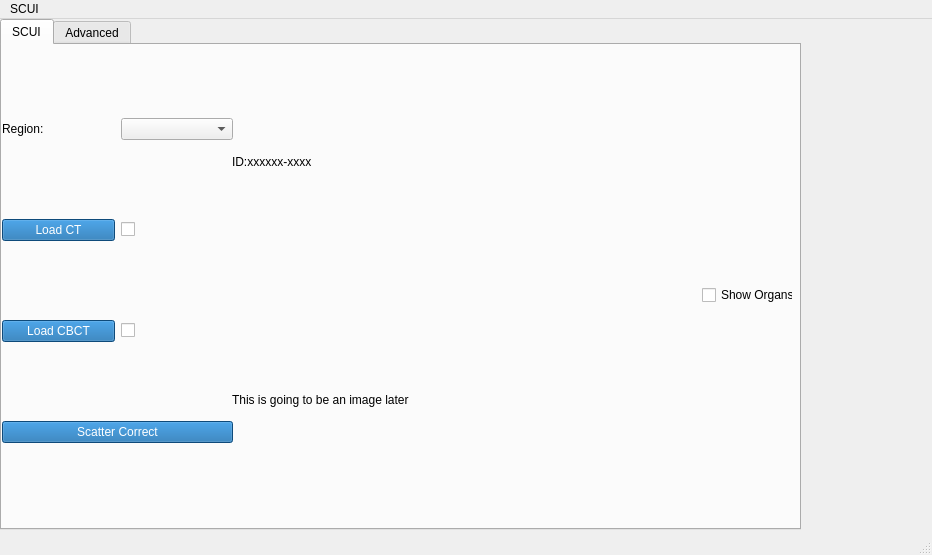
This is BachelorProjekt/mainwindow.ui in ChristianThingKnudsen/BachelorProject as Qt 5 draws it before an edit. The edited form follows.
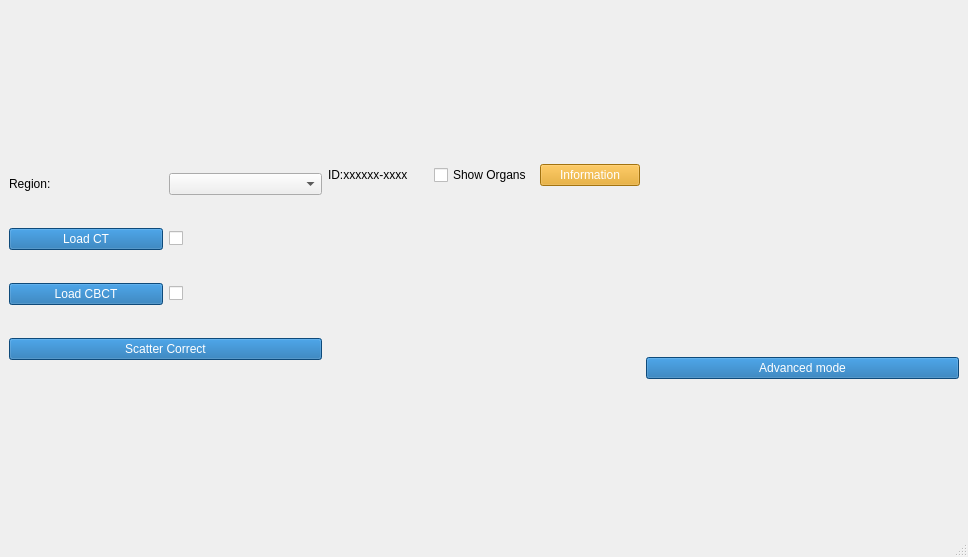
This is the edited form.

```diff
--- a/BachelorProjekt/mainwindow.ui
+++ b/BachelorProjekt/mainwindow.ui
@@ -6,8 +6,8 @@
    <rect>
     <x>0</x>
     <y>0</y>
-    <width>932</width>
-    <height>555</height>
+    <width>968</width>
+    <height>557</height>
    </rect>
   </property>
   <property name="windowTitle">
@@ -19,36 +19,8 @@
 }</string>
   </property>
   <widget class="QWidget" name="centralwidget">
-   <widget class="QTabWidget" name="tabWidget">
-    <property name="geometry">
-     <rect>
-      <x>0</x>
-      <y>0</y>
-      <width>801</width>
-      <height>511</height>
-     </rect>
-    </property>
-    <property name="styleSheet">
-     <string notr="true">tabWidget{
-	background-color: #005194
-}</string>
-    </property>
-    <property name="currentIndex">
-     <number>0</number>
-    </property>
-    <widget class="QWidget" name="SCUI">
-     <attribute name="title">
-      <string>SCUI</string>
-     </attribute>
-     <widget class="QWidget" name="verticalLayoutWidget">
-      <property name="geometry">
-       <rect>
-        <x>0</x>
-        <y>0</y>
-        <width>231</width>
-        <height>471</height>
-       </rect>
-      </property>
+   <layout class="QGridLayout" name="gridLayout_2">
+    <item row="0" column="0" rowspan="2">
       <layout class="QVBoxLayout" name="verticalLayout">
        <item>
         <layout class="QHBoxLayout" name="horizontalLayoutRegion">
@@ -155,72 +127,65 @@
         </layout>
        </item>
       </layout>
-     </widget>
-     <widget class="QWidget" name="verticalLayoutWidget_2">
-      <property name="geometry">
-       <rect>
-        <x>230</x>
-        <y>0</y>
-        <width>451</width>
-        <height>471</height>
-       </rect>
-      </property>
-      <layout class="QVBoxLayout" name="verticalLayoutImage">
+    </item>
+    <item row="0" column="1">
+     <layout class="QHBoxLayout" name="horizontalLayoutID">
        <item>
-        <widget class="QLabel" name="label_ID">
+       <widget class="QLabel" name="label_Id">
          <property name="text">
           <string>ID:xxxxxx-xxxx</string>
          </property>
         </widget>
        </item>
        <item>
-        <widget class="QLabel" name="labelImage">
-         <property name="text">
-          <string>This is going to be an image later</string>
-         </property>
-         <property name="margin">
-          <number>10</number>
-         </property>
-        </widget>
-       </item>
-      </layout>
-     </widget>
      <widget class="QCheckBox" name="cbShowOrgans">
-      <property name="geometry">
-       <rect>
-        <x>700</x>
-        <y>240</y>
-        <width>91</width>
-        <height>20</height>
-       </rect>
-      </property>
       <property name="text">
        <string>Show Organs</string>
       </property>
      </widget>
-    </widget>
-    <widget class="QWidget" name="Advanced">
-     <attribute name="title">
-      <string>Advanced</string>
-     </attribute>
-    </widget>
-   </widget>
-  </widget>
-  <widget class="QMenuBar" name="menubar">
-   <property name="geometry">
-    <rect>
-     <x>0</x>
-     <y>0</y>
-     <width>932</width>
-     <height>21</height>
-    </rect>
-   </property>
-   <widget class="QMenu" name="menuSCUI">
-    <property name="title">
-     <string>SCUI</string>
-    </property>
-   </widget>
-   <addaction name="menuSCUI"/>
+      </item>
+      <item>
+       <widget class="QPushButton" name="btnInfo">
+        <property name="styleSheet">
+         <string notr="true">QPushButton{
+	background-color:#E4A115; 
+	color: #ffffff;
+}
+QPushButton:pressed{
+	background-color:#1367AB;
+}</string>
+        </property>
+        <property name="text">
+         <string>Information</string>
+        </property>
+       </widget>
+      </item>
+     </layout>
+    </item>
+    <item row="1" column="1">
+     <layout class="QGridLayout" name="gridLayout"/>
+    </item>
+    <item row="1" column="2">
+     <layout class="QVBoxLayout" name="verticalLayout_2">
+      <item>
+       <widget class="QPushButton" name="pushButton">
+        <property name="styleSheet">
+         <string notr="true">QPushButton{
+	background-color: #1367AB;
+	color: #ffffff;
+}
+QPushButton:pressed{
+	background-color: #E4A115
+}</string>
+        </property>
+        <property name="text">
+         <string>Advanced mode</string>
+        </property>
+       </widget>
+      </item>
+     </layout>
+    </item>
+   </layout>
   </widget>
   <widget class="QStatusBar" name="statusbar"/>
  </widget>
```
Left out of the diff: 22 changed lines with no effect on the pictures. Lines whose indentation alone changed are shown as unchanged.
